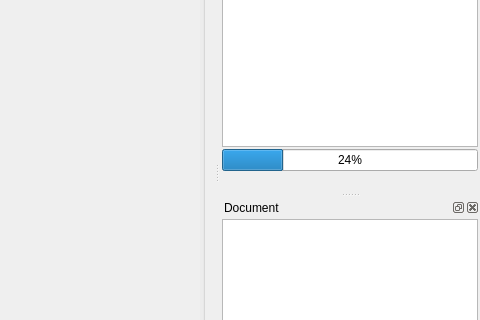
Old version of the form designer/execution_window.ui in the repository zimolab/PyGUIAdapter; both pictures show x 320 to 800 and y 126 to 446 of the 800 by 600 pixel window.
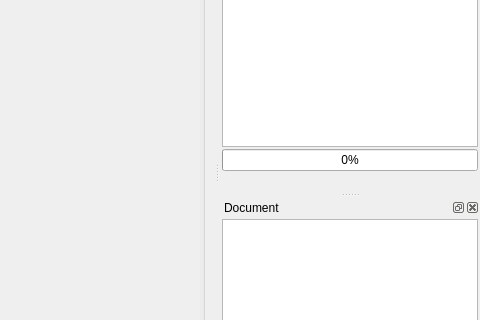
New version of the form.

Commit message: refactor(progress-bar-feature): update widget properties

Diff of the .ui file:
```diff
--- a/designer/execution_window.ui
+++ b/designer/execution_window.ui
@@ -141,7 +141,13 @@
        <item>
         <widget class="QProgressBar" name="progressbar">
          <property name="value">
-          <number>24</number>
+          <number>0</number>
+         </property>
+         <property name="alignment">
+          <set>Qt::AlignBottom|Qt::AlignJustify</set>
+         </property>
+         <property name="textDirection">
+          <enum>QProgressBar::TopToBottom</enum>
          </property>
         </widget>
        </item>
```
The commit also changes 1 other file.
